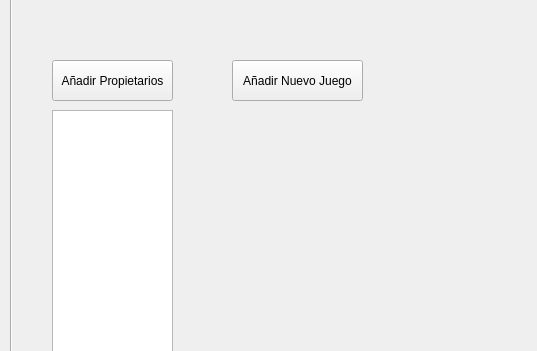
Qt form UiPrincipal.ui (arlumno/DI-BibliotecaJuegos) before a commit; both pictures show x 0 to 537 and y 172 to 523 of the 900 by 675 pixel window.
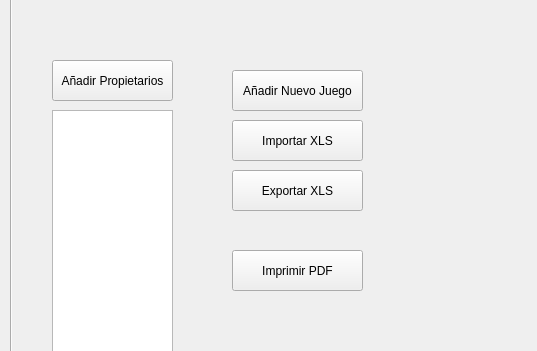
The same form after that commit. Icons and pictures are not drawn.

Diff of the .ui file:
```diff
--- a/UiPrincipal.ui
+++ b/UiPrincipal.ui
@@ -397,7 +397,7 @@
       <property name="geometry">
        <rect>
         <x>220</x>
-        <y>160</y>
+        <y>170</y>
         <width>131</width>
         <height>41</height>
        </rect>
@@ -429,6 +429,45 @@
        </rect>
       </property>
      </widget>
+     <widget class="QPushButton" name="bImportarXls">
+      <property name="geometry">
+       <rect>
+        <x>220</x>
+        <y>220</y>
+        <width>131</width>
+        <height>41</height>
+       </rect>
+      </property>
+      <property name="text">
+       <string>Importar XLS</string>
+      </property>
+     </widget>
+     <widget class="QPushButton" name="bExportarXls">
+      <property name="geometry">
+       <rect>
+        <x>220</x>
+        <y>270</y>
+        <width>131</width>
+        <height>41</height>
+       </rect>
+      </property>
+      <property name="text">
+       <string>Exportar XLS</string>
+      </property>
+     </widget>
+     <widget class="QPushButton" name="bInformePdf">
+      <property name="geometry">
+       <rect>
+        <x>220</x>
+        <y>350</y>
+        <width>131</width>
+        <height>41</height>
+       </rect>
+      </property>
+      <property name="text">
+       <string>Imprimir PDF</string>
+      </property>
+     </widget>
     </widget>
    </widget>
    <widget class="QPushButton" name="bSalir">
```
